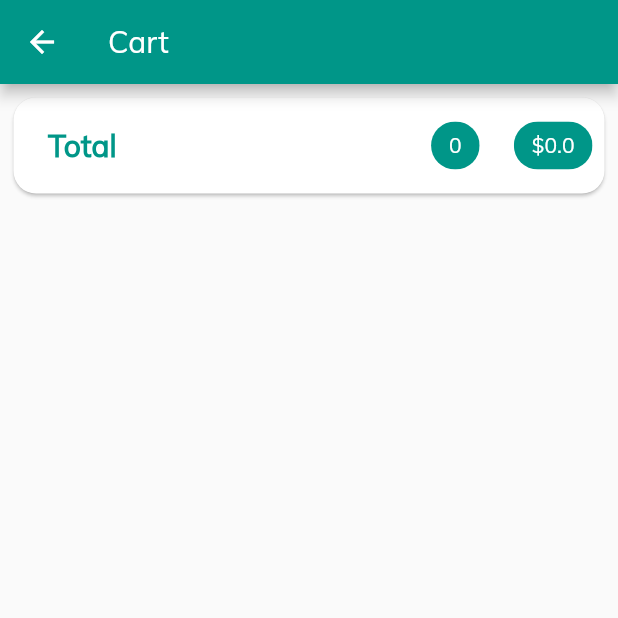
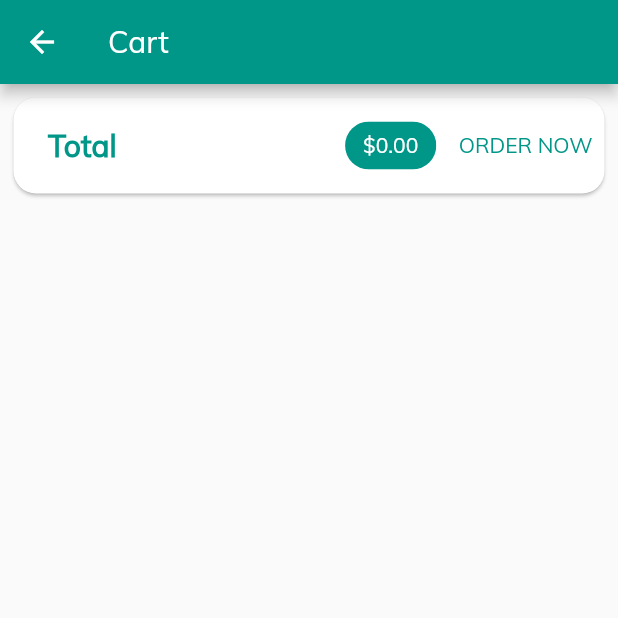
Before and after one commit to ashishs07/shop, a Flutter app: the CartScreen screen opened by its route, on a phone screen of 412 x 824 dp, the top half of it. Run offline on Flutter 3.47's test engine with Material 2 defaults, Android fonts, the phone set to English and light mode, and no system bars; network calls fail.

Commit message:
Cart designed

```diff
--- a/lib/screens/cart_screen.dart
+++ b/lib/screens/cart_screen.dart
@@ -3,6 +3,7 @@ import 'package:provider/provider.dart';
 
 import '../providers/cart_provider.dart';
 
+import '../widgets/cart_top.dart';
 import '../widgets/cart_item.dart';
 
 class CartScreen extends StatelessWidget {
@@ -10,7 +11,6 @@ class CartScreen extends StatelessWidget {
   Widget build(BuildContext context) {
     final cartData = Provider.of<CartProvider>(context, listen: false);
     final cart = cartData.cartItemsList;
-    final cartCount = cartData.cartItemCount;
     return Scaffold(
       appBar: AppBar(
         title: Text('Cart'),
@@ -19,44 +19,9 @@ class CartScreen extends StatelessWidget {
         padding: const EdgeInsets.all(5.0),
         child: Column(
           children: <Widget>[
-            Card(
-              shape: RoundedRectangleBorder(
-                  borderRadius: BorderRadius.circular(15)),
-              child: Padding(
-                padding: const EdgeInsets.all(8.0),
-                child: Row(
-                  children: <Widget>[
-                    SizedBox(
-                      width: 15,
-                    ),
-                    Text(
-                      'Total',
-                      style: TextStyle(
-                          fontSize: 20,
-                          fontWeight: FontWeight.bold,
-                          color: Theme.of(context).primaryColor),
-                    ),
-                    Spacer(),
-                    Chip(
-                      label: Text(
-                        cartData.totalQuantity.toString(),
-                        style: TextStyle(color: Colors.white),
-                      ),
-                      backgroundColor: Theme.of(context).primaryColor,
-                    ),
-                    SizedBox(
-                      width: 15,
-                    ),
-                    Chip(
-                      label: Text(
-                        '\$${cartData.amount.toString()}',
-                        style: TextStyle(color: Colors.white),
-                      ),
-                      backgroundColor: Theme.of(context).primaryColor,
-                    ),
-                  ],
-                ),
-              ),
+            CartTopCard(
+              cartData.totalQuantity,
+              cartData.amount,
             ),
             Expanded(
               child: ListView.builder(
@@ -66,7 +31,7 @@ class CartScreen extends StatelessWidget {
                   cart[index].price,
                   cart[index].quantity,
                 ),
-                itemCount: cartCount,
+                itemCount: cartData.cartItemCount,
               ),
             ),
           ],
--- a/lib/widgets/cart_item.dart
+++ b/lib/widgets/cart_item.dart
@@ -42,7 +42,7 @@ class CartItemWidget extends StatelessWidget {
             Chip(
               label: FittedBox(
                 child: Text(
-                  '\$${(price * quantity).round()}',
+                  '\$${(price * quantity).toStringAsFixed(2)}',
                   style: TextStyle(color: Colors.white),
                 ),
                 fit: BoxFit.fitWidth,
--- /dev/null
+++ b/lib/widgets/cart_top.dart
@@ -0,0 +1,57 @@
+import 'package:flutter/material.dart';
+
+class CartTopCard extends StatelessWidget {
+  final int totalQuantity;
+  final double totalAmount;
+
+  CartTopCard(this.totalQuantity, this.totalAmount);
+
+  @override
+  Widget build(BuildContext context) {
+    return Card(
+      shape: RoundedRectangleBorder(borderRadius: BorderRadius.circular(15)),
+      child: Padding(
+        padding: const EdgeInsets.all(8.0),
+        child: Row(
+          children: <Widget>[
+            SizedBox(
+              width: 15,
+            ),
+            Text(
+              'Total',
+              style: TextStyle(
+                  fontSize: 20,
+                  fontWeight: FontWeight.bold,
+                  color: Theme.of(context).primaryColor),
+            ),
+            Spacer(),
+            /* Chip(
+              label: Text(
+                totalQuantity.toString(),
+                style: TextStyle(color: Colors.white),
+              ),
+              backgroundColor: Theme.of(context).primaryColor,
+            ), */
+            SizedBox(
+              width: 15,
+            ),
+            Chip(
+              label: Text(
+                '\$${totalAmount.toStringAsFixed(2)}',
+                style: TextStyle(color: Colors.white),
+              ),
+              backgroundColor: Theme.of(context).primaryColor,
+            ),
+            SizedBox(
+              width: 15,
+            ),
+            Text(
+              'ORDER NOW',
+              style: TextStyle(color: Theme.of(context).primaryColor),
+            )
+          ],
+        ),
+      ),
+    );
+  }
+}
```
Also changed, not shown: pubspec.lock, 11 other files.
